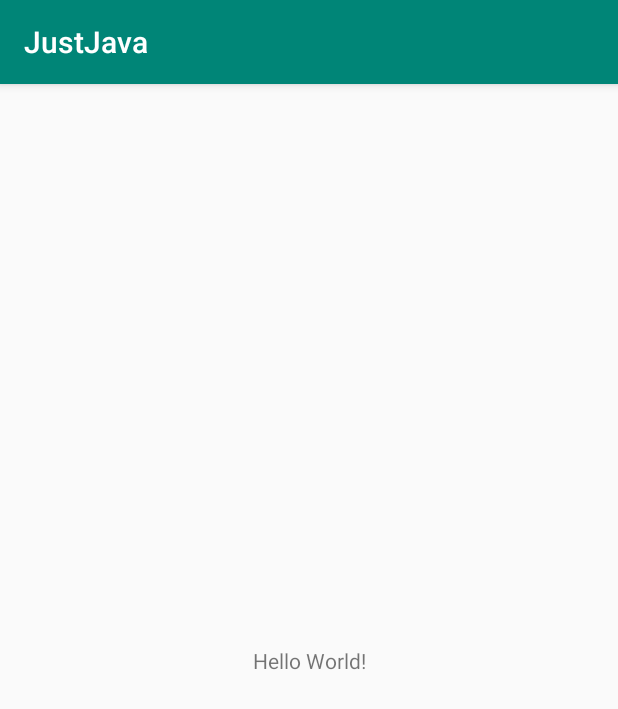
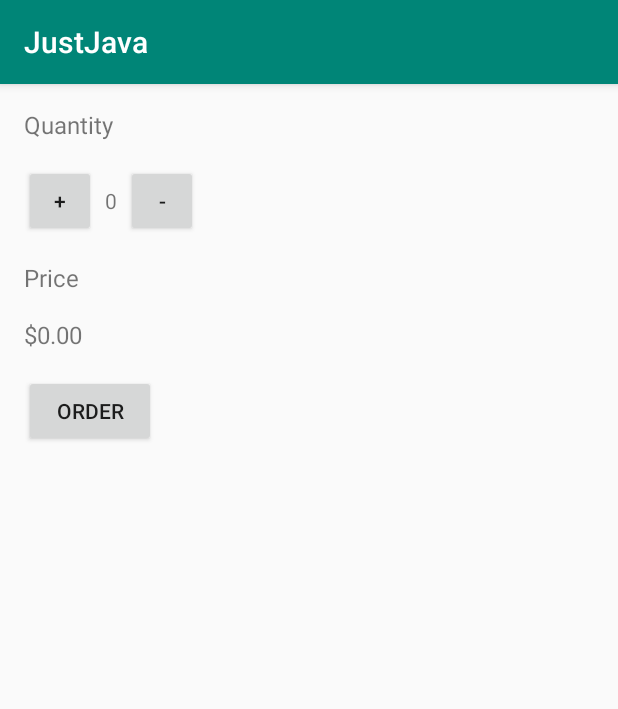
Before and after one commit to DD1000/JustJava, an Android app: the screen it shows after launch (MainActivity), on a phone screen of 412 x 824 dp. Shown: the top 709 px of the screen. Run offline under Robolectric (Android 15) with nearby library versions, the phone set to English and light mode, and no system bars.

Commit message:
Setup initial layout

```diff
--- a/app/src/main/res/layout/activity_main.xml
+++ b/app/src/main/res/layout/activity_main.xml
@@ -1,18 +1,69 @@
 <?xml version="1.0" encoding="utf-8"?>
-<android.support.constraint.ConstraintLayout xmlns:android="http://schemas.android.com/apk/res/android"
+<LinearLayout
+    xmlns:android="http://schemas.android.com/apk/res/android"
     xmlns:app="http://schemas.android.com/apk/res-auto"
     xmlns:tools="http://schemas.android.com/tools"
     android:layout_width="match_parent"
     android:layout_height="match_parent"
+    android:orientation="vertical"
     tools:context=".MainActivity">
 
     <TextView
         android:layout_width="wrap_content"
         android:layout_height="wrap_content"
-        android:text="Hello World!"
-        app:layout_constraintBottom_toBottomOf="parent"
-        app:layout_constraintLeft_toLeftOf="parent"
-        app:layout_constraintRight_toRightOf="parent"
-        app:layout_constraintTop_toTopOf="parent" />
+        android:text="Quantity"
+        android:textSize="16sp"
+        android:layout_marginLeft="16dp"
+        android:layout_marginTop="16dp"/>
 
-</android.support.constraint.ConstraintLayout>
+    <LinearLayout
+        android:layout_width="match_parent"
+        android:layout_height="wrap_content"
+        android:layout_marginLeft="16dp"
+        android:layout_marginTop="16dp">
+
+        <Button
+            android:layout_width="48dp"
+            android:layout_height="48dp"
+            android:text="+"
+            android:layout_marginRight="6dp" />
+
+        <TextView
+            android:id="@+id/quantity_view"
+            android:layout_width="wrap_content"
+            android:layout_height="wrap_content"
+            android:text="0"/>
+
+        <Button
+            android:layout_width="48dp"
+            android:layout_height="48dp"
+            android:text="-"
+            android:layout_marginLeft="6dp" />
+
+    </LinearLayout>
+
+    <TextView
+        android:layout_width="wrap_content"
+        android:layout_height="wrap_content"
+        android:text="Price"
+        android:textSize="16sp"
+        android:layout_marginLeft="16dp"
+        android:layout_marginTop="16dp"/>
+
+    <TextView
+        android:id="@+id/price_view"
+        android:layout_width="wrap_content"
+        android:layout_height="wrap_content"
+        android:text="$0.00"
+        android:textSize="16sp"
+        android:layout_marginLeft="16dp"
+        android:layout_marginTop="16dp"/>
+
+    <Button
+        android:id="@+id/order_button"
+        android:layout_width="wrap_content"
+        android:layout_height="wrap_content"
+        android:text="order"
+        android:layout_marginLeft="16dp"
+        android:layout_marginTop="16dp"/>
+</LinearLayout>
```
